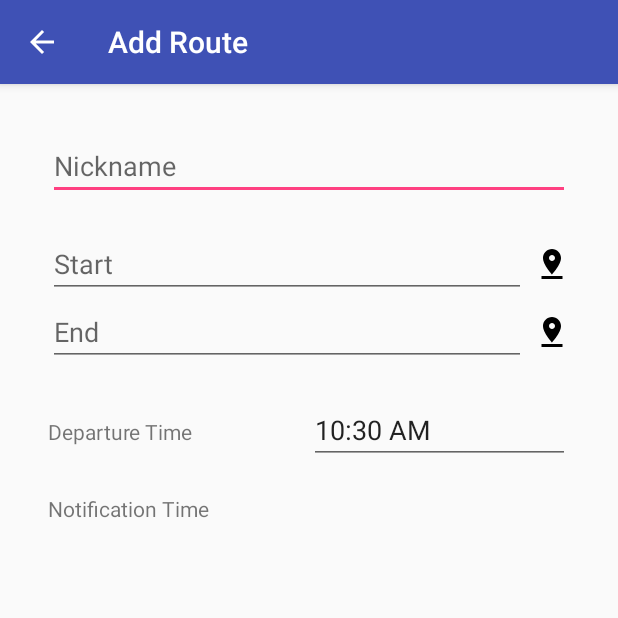
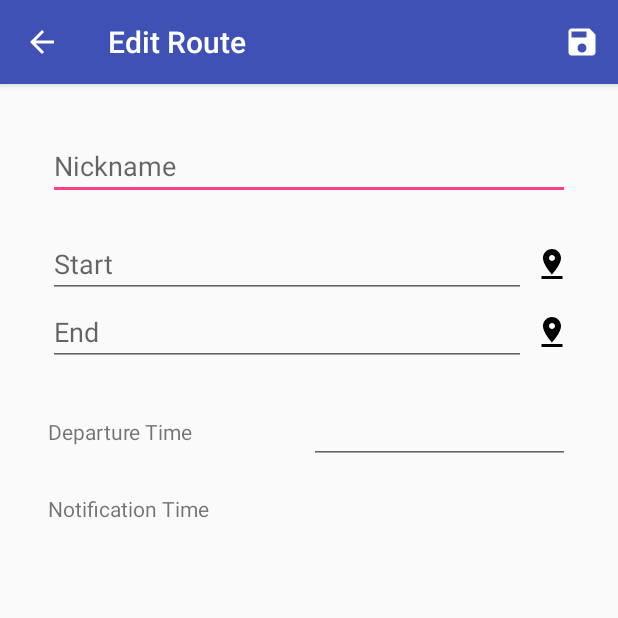
Before and after one commit to jdrider/RouteSelector, an Android app: the EditRouteActivity screen opened directly, with no data from a screen before it, on a phone screen of 412 x 824 dp, the top half of it. Run offline under Robolectric (Android 15) with nearby library versions, the phone set to English and light mode, and no system bars; libraries missing offline, so code that uses them is left out: com.jakewharton.threetenabp, com.pacoworks.rxpaper, rx.android.schedulers, rx.subscriptions; 3 statements that could not run were skipped.

Commit message:
Persisting routes skeleton

```diff
--- a/app/build.gradle
+++ b/app/build.gradle
@@ -55,4 +55,6 @@ dependencies {
 
     compile "com.google.dagger:dagger:$DAGGER_VERSION"
     kapt "com.google.dagger:dagger-compiler:$DAGGER_VERSION"
+
+    compile 'com.github.pakoito:RxPaper:2.0.0'
 }
--- a/app/src/main/java/com/jrider/routeselector/dagger/ApplicationComponent.kt
+++ b/app/src/main/java/com/jrider/routeselector/dagger/ApplicationComponent.kt
@@ -3,7 +3,7 @@ package com.jrider.routeselector.dagger
 import com.jrider.routeselector.features.routes.EditRouteFragment
 import dagger.Component
 
-@Component
+@Component(modules = arrayOf(StorageModule::class))
 interface ApplicationComponent {
 
     fun inject(editRouteFragment: EditRouteFragment)
--- a/app/src/main/java/com/jrider/routeselector/features/routes/EditRouteActivity.kt
+++ b/app/src/main/java/com/jrider/routeselector/features/routes/EditRouteActivity.kt
@@ -13,7 +13,7 @@ class EditRouteActivity() : AppCompatActivity() {
 
         private const val ROUTE_ID_KEY: String = "EditRouteActivity.RouteId"
 
-        fun startIntent(context: Context, routeId: Int) : Intent {
+        fun startIntent(context: Context, routeId: String) : Intent {
 
             val startIntent = Intent(context, EditRouteActivity::class.java)
 
@@ -27,7 +27,7 @@ class EditRouteActivity() : AppCompatActivity() {
         super.onCreate(savedInstanceState)
         setContentView(R.layout.activity_edit_route)
 
-        val routeId = intent.getIntExtra(ROUTE_ID_KEY, RouteContract.NEW_ROUTE_ID)
+        val routeId = intent.getStringExtra(ROUTE_ID_KEY)
 
         val editRouteFragment = EditRouteFragment.newInstance(routeId)
 
--- a/app/src/main/java/com/jrider/routeselector/features/routes/EditRouteFragment.kt
+++ b/app/src/main/java/com/jrider/routeselector/features/routes/EditRouteFragment.kt
@@ -2,9 +2,8 @@ package com.jrider.routeselector.features.routes
 
 import android.os.Bundle
 import android.support.v4.app.Fragment
-import android.view.LayoutInflater
-import android.view.View
-import android.view.ViewGroup
+import android.view.*
+import android.widget.Toast
 import com.jrider.routeselector.R
 import com.jrider.routeselector.RouteSelectorApplication
 import kotlinx.android.synthetic.main.fragment_edit_route.*
@@ -15,17 +14,17 @@ class EditRouteFragment : Fragment(), RouteContract.View {
     @Inject
     lateinit var presenter: RoutePresenter
 
-    companion object{
+    companion object {
 
         private const val ROUTE_ID_KEY: String = "EditRouteFragment.RouteId"
 
-        fun newInstance(routeId: Int) : EditRouteFragment{
+        fun newInstance(routeId: String): EditRouteFragment {
 
             val editRouteFragment = EditRouteFragment()
 
             val editArguments = Bundle()
 
-            editArguments.putInt(ROUTE_ID_KEY, routeId)
+            editArguments.putString(ROUTE_ID_KEY, routeId)
 
             editRouteFragment.arguments = editArguments
 
@@ -37,6 +36,8 @@ class EditRouteFragment : Fragment(), RouteContract.View {
         super.onCreate(savedInstanceState)
 
         RouteSelectorApplication.appComponent.inject(this)
+
+        setHasOptionsMenu(true)
     }
 
     override fun onCreateView(inflater: LayoutInflater?, container: ViewGroup?,
@@ -49,14 +50,27 @@ class EditRouteFragment : Fragment(), RouteContract.View {
 
         presenter.attachView(this)
 
-        if(arguments != null && arguments.containsKey(ROUTE_ID_KEY)) {
-            val routeIdToEdit = arguments.getInt(ROUTE_ID_KEY)
+        if (arguments != null && arguments.containsKey(ROUTE_ID_KEY)) {
+            val routeIdToEdit = arguments.getString(ROUTE_ID_KEY)
 
             presenter.setRoute(routeIdToEdit)
-        }
-        else {
+        } else {
             presenter.setRoute()
         }
+    }
+
+    override fun onCreateOptionsMenu(menu: Menu?, inflater: MenuInflater?) {
+        inflater?.inflate(R.menu.edit_route, menu)
+    }
+
+    override fun onOptionsItemSelected(item: MenuItem?): Boolean {
+
+        if (item?.itemId == R.id.edit_route_save) {
+            saveRoute()
+            return true
+        }
+
+        return super.onOptionsItemSelected(item)
     }
 
     override fun onDestroyView() {
@@ -68,4 +82,12 @@ class EditRouteFragment : Fragment(), RouteContract.View {
     override fun setRouteTime(routeTime: String) {
         text_add_route_departure_time.setText(routeTime)
     }
+
+    override fun routeSaved() {
+        Toast.makeText(context, "Route Saved", Toast.LENGTH_SHORT).show()
+    }
+
+    private fun saveRoute() {
+        presenter.saveRoute()
+    }
 }
--- a/app/src/main/java/com/jrider/routeselector/features/routes/RouteContract.kt
+++ b/app/src/main/java/com/jrider/routeselector/features/routes/RouteContract.kt
@@ -6,18 +6,20 @@ import com.jrider.routeselector.mvp.BaseView
 interface RouteContract {
 
     companion object{
-        const val NEW_ROUTE_ID = -1
+        const val NEW_ROUTE_ID = "00000000-0000-0000-0000-000000000000"
     }
 
     interface View : BaseView {
 
         fun setRouteTime(routeTime: String)
+
+        fun routeSaved()
     }
 
     interface Presenter : BasePresenter<View> {
 
         fun saveRoute()
 
-        fun setRoute(routeId: Int = NEW_ROUTE_ID)
+        fun setRoute(routeId: String = NEW_ROUTE_ID)
     }
 }
--- /dev/null
+++ b/app/src/main/java/com/jrider/routeselector/features/routes/RouteModel.kt
@@ -0,0 +1,32 @@
+package com.jrider.routeselector.features.routes
+
+import com.pacoworks.rxpaper.RxPaperBook
+import rx.Completable
+import rx.Single
+import java.util.*
+import javax.inject.Inject
+
+class RouteModel @Inject constructor() {
+
+    @Inject
+    lateinit var routeBook: RxPaperBook
+
+    private lateinit var currentRoute: Route
+
+    fun setRoute(routeId: UUID): Single<Route> {
+
+        if(routeId == UUID.fromString(RouteContract.NEW_ROUTE_ID)){
+            currentRoute = Route()
+
+            return Single.just(currentRoute)
+        }
+        else {
+            return routeBook.read<Route>(routeId.toString()).doOnSuccess { selectedRoute -> currentRoute = selectedRoute }
+        }
+    }
+
+    fun saveRoute(): Completable {
+        return routeBook.write(currentRoute.id.toString(), currentRoute)
+    }
+
+}
--- a/app/src/main/java/com/jrider/routeselector/features/routes/RoutePresenter.kt
+++ b/app/src/main/java/com/jrider/routeselector/features/routes/RoutePresenter.kt
@@ -1,11 +1,21 @@
 package com.jrider.routeselector.features.routes
 
-import org.threeten.bp.LocalDateTime
-import org.threeten.bp.format.DateTimeFormatter
+import rx.android.schedulers.AndroidSchedulers
 import rx.subscriptions.CompositeSubscription
+import java.util.*
 import javax.inject.Inject
 
-class RoutePresenter @Inject constructor() : RouteContract.Presenter{
+class RoutePresenter @Inject constructor(private val routeModel: RouteModel) : RouteContract.Presenter {
+
+    companion object {
+        const val MINUTES_IN_HOUR = 60
+
+        const val HOURS_IN_MORNING = 12
+
+        const val AM_STRING = "AM"
+
+        const val PM_STRING = "PM"
+    }
 
     private lateinit var routeView: RouteContract.View
 
@@ -19,24 +29,39 @@ class RoutePresenter @Inject constructor() : RouteContract.Presenter{
         subscriptions.unsubscribe()
     }
 
-    override fun setRoute(routeId: Int){
+    override fun setRoute(routeId: String) {
 
-        if(routeId >= 0){
-            //TODO Get Existing route
-        }
-        else {
-            //New route
-            routeView.setRouteTime(formatTime(LocalDateTime.now()))
-        }
+        routeModel.setRoute(UUID.fromString(routeId))
+                .subscribe({ route -> routeView.setRouteTime(formatTime(route.departureTime)) },
+                           Throwable::printStackTrace)
     }
 
     override fun saveRoute() {
-        throw UnsupportedOperationException(
-                "not implemented") //To change body of created functions use File | Settings | File Templates.
+        routeModel.saveRoute()
+                .observeOn(AndroidSchedulers.mainThread())
+                .subscribe({ routeView.routeSaved() }, Throwable::printStackTrace)
     }
 
-    private fun formatTime(time: LocalDateTime) : String{
-        return DateTimeFormatter.ofPattern("h:mm a").format(time)
+    private fun formatTime(minutesSinceMidnight: Int): String {
+
+        val hoursSinceMidnight = minutesSinceMidnight % MINUTES_IN_HOUR
+
+        val minutesPastHour = minutesSinceMidnight - (hoursSinceMidnight * MINUTES_IN_HOUR)
+
+        val minutesPastHourString = if(minutesPastHour < 10){
+            "0$minutesPastHour"
+        }
+        else{
+            minutesPastHour.toString()
+        }
+
+        val amPm = if (hoursSinceMidnight < HOURS_IN_MORNING) {
+            AM_STRING
+        } else {
+            PM_STRING
+        }
+
+        return "$hoursSinceMidnight:$minutesPastHourString $amPm"
     }
 
 }
--- /dev/null
+++ b/app/src/main/res/drawable/ic_save_white_24dp.xml
@@ -0,0 +1,9 @@
+<vector xmlns:android="http://schemas.android.com/apk/res/android"
+        android:width="24dp"
+        android:height="24dp"
+        android:viewportWidth="24.0"
+        android:viewportHeight="24.0">
+    <path
+        android:fillColor="#FFFFFFFF"
+        android:pathData="M17,3L5,3c-1.11,0 -2,0.9 -2,2v14c0,1.1 0.89,2 2,2h14c1.1,0 2,-0.9 2,-2L21,7l-4,-4zM12,19c-1.66,0 -3,-1.34 -3,-3s1.34,-3 3,-3 3,1.34 3,3 -1.34,3 -3,3zM15,9L5,9L5,5h10v4z"/>
+</vector>
--- /dev/null
+++ b/app/src/main/res/menu/edit_route.xml
@@ -0,0 +1,9 @@
+<?xml version="1.0" encoding="utf-8"?>
+<menu xmlns:android="http://schemas.android.com/apk/res/android"
+    xmlns:app="http://schemas.android.com/apk/res-auto">
+    <item
+        android:id="@+id/edit_route_save"
+        android:icon="@drawable/ic_save_white_24dp"
+        android:title="@string/add_route_save"
+        app:showAsAction="ifRoom"/>
+</menu>
--- a/app/src/main/res/values/strings.xml
+++ b/app/src/main/res/values/strings.xml
@@ -11,4 +11,5 @@
     <string name="add_route_notification_time">Notification Time</string>
     <string name="add_route_add_route_title">Add Route</string>
     <string name="add_route_edit_route_title">Edit Route</string>
+    <string name="add_route_save">Save</string>
 </resources>
--- a/build.gradle
+++ b/build.gradle
@@ -19,6 +19,7 @@ buildscript {
 allprojects {
     repositories {
         jcenter()
+        maven { url "https://jitpack.io" }
     }
 }
 
```
Also changed, not shown: app/src/main/java/com/jrider/routeselector/RouteSelectorApplication.kt (+8 -1 lines), app/src/main/java/com/jrider/routeselector/dagger/StorageModule.kt (added, +15 -0 lines), app/src/main/java/com/jrider/routeselector/features/routes/Route.kt (added, +11 -0 lines), 1 other file.
